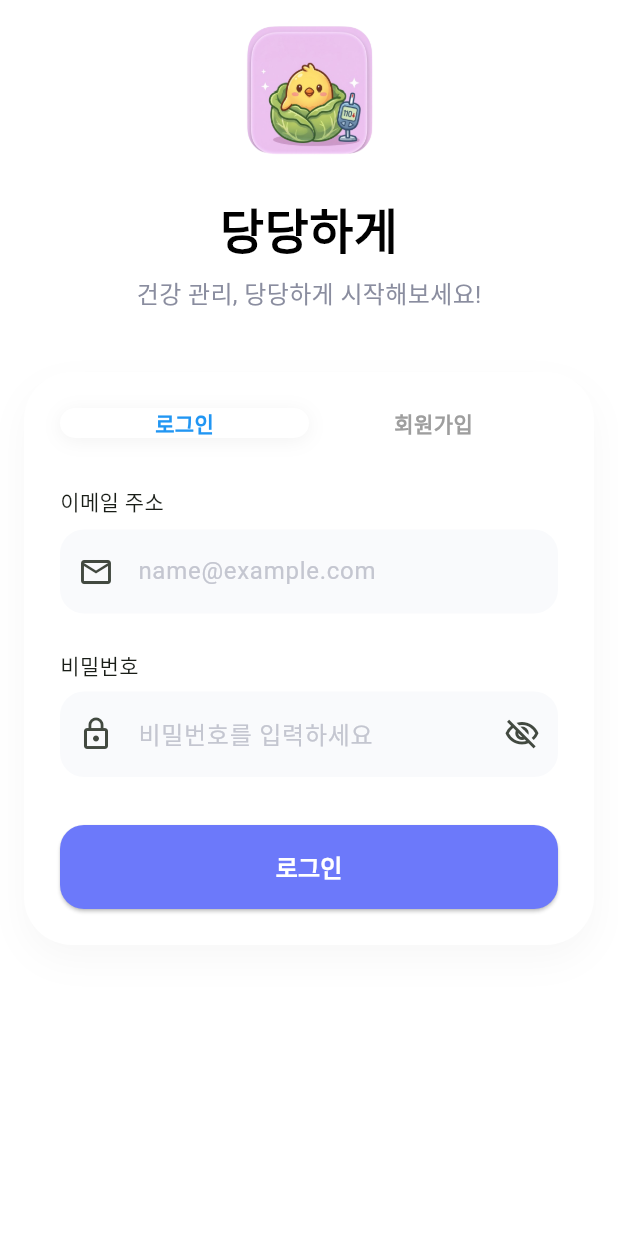
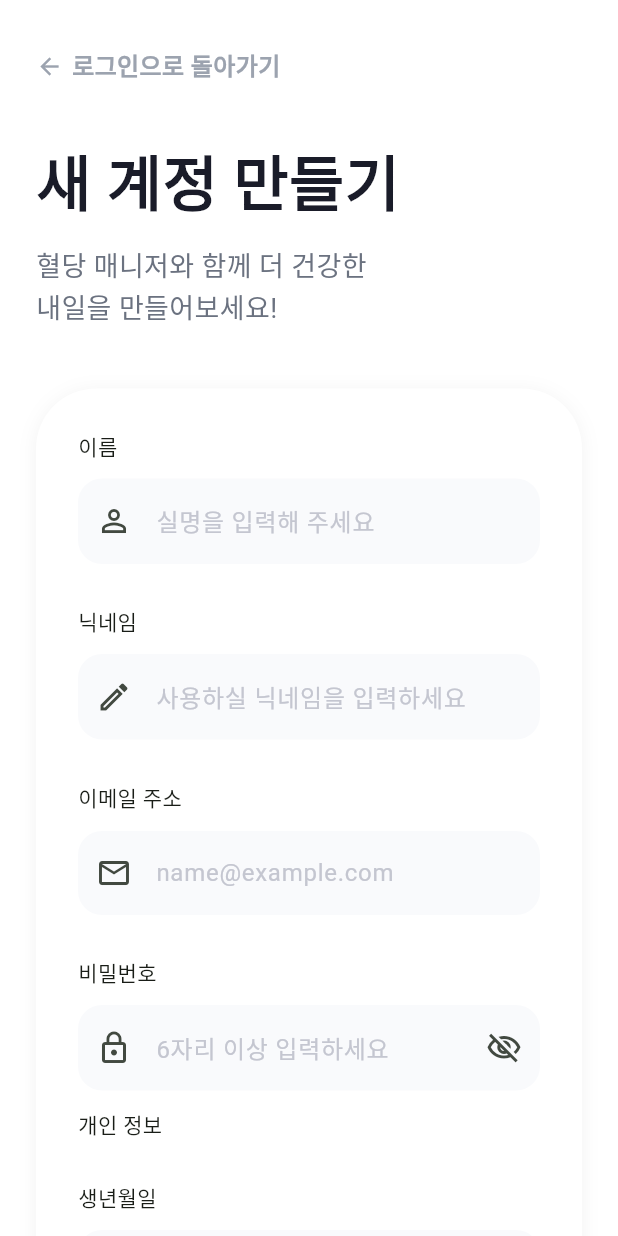
Before and after one commit to kobeay/dangdang_v2, a Flutter app: the screen it shows after launch, on a phone screen of 412 x 824 dp. Run offline on Flutter 3.47's test engine with Material 3 defaults, Android fonts, the phone set to English and light mode, and no system bars.

Commit message:
회원가입 화면 UI 초안 구현

```diff
--- /dev/null
+++ b/lib/features/auth/presentation/pages/signup_page.dart
@@ -0,0 +1,372 @@
+import 'package:flutter/material.dart';
+
+class SignupPage extends StatelessWidget {
+  const SignupPage({super.key});
+
+  @override
+  Widget build(BuildContext context) {
+    return Scaffold(
+      backgroundColor: Colors.white,
+      body: SingleChildScrollView(
+        padding: const EdgeInsets.symmetric(horizontal: 24, vertical: 32),
+        child: Column(
+          crossAxisAlignment: CrossAxisAlignment.start,
+          children: [
+            InkWell(
+              onTap: () {
+                Navigator.pop(context);
+              },
+              borderRadius: BorderRadius.circular(8),
+              child: Row(
+                mainAxisSize: MainAxisSize.min,
+                children: [
+                  const Icon(
+                    Icons.arrow_back,
+                    size: 18,
+                    color: Color(0xFF9CA3AF),
+                  ),
+                  const SizedBox(width: 6),
+                  const Text(
+                    '로그인으로 돌아가기',
+                    style: TextStyle(
+                      fontSize: 16,
+                      fontWeight: FontWeight.w600,
+                      color: Color(0xFF9CA3AF),
+                    ),
+                  ),
+                ],
+              ),
+            ),
+            const SizedBox(height: 40),
+            const Text(
+              '새 계정 만들기',
+              style: TextStyle(
+                fontSize: 40,
+                fontWeight: FontWeight.bold,
+                color: Color(0xFF1A1C29),
+                height: 1.2,
+              ),
+            ),
+            const SizedBox(height: 16),
+            const Text(
+              '혈당 매니저와 함께 더 건강한\n내일을 만들어보세요!',
+              style: TextStyle(
+                fontSize: 18,
+                color: Color(0xFF6B7280),
+                height: 1.5,
+              ),
+            ),
+            const SizedBox(height: 40),
+            Container(
+              padding: const EdgeInsets.all(28),
+              decoration: BoxDecoration(
+                color: Colors.white,
+                borderRadius: BorderRadius.circular(40),
+                boxShadow: [
+                  BoxShadow(
+                    color: Colors.black.withOpacity(0.05),
+                    blurRadius: 10,
+                    offset: const Offset(0, 2),
+                  ),
+                ],
+              ),
+              child: Column(
+                crossAxisAlignment: CrossAxisAlignment.start,
+                children: [
+                  const Text('이름'),
+                  const SizedBox(height: 12),
+                  TextFormField(
+                    decoration: InputDecoration(
+                      filled: true,
+                      fillColor: const Color(0xFFF9FAFC),
+                      prefixIcon: const Icon(Icons.person_outline),
+                      hintText: '실명을 입력해 주세요',
+                      hintStyle: const TextStyle(color: Color(0xFFC4C6D0)),
+                      border: OutlineInputBorder(
+                        borderRadius: BorderRadius.circular(16),
+                        borderSide: BorderSide.none,
+                      ),
+                    ),
+                  ),
+
+                  const SizedBox(height: 28),
+                  const Text('닉네임'),
+                  const SizedBox(height: 12),
+                  TextFormField(
+                    decoration: InputDecoration(
+                      filled: true,
+                      fillColor: const Color(0xFFF9FAFC),
+                      prefixIcon: const Icon(Icons.edit_outlined),
+                      hintText: '사용하실 닉네임을 입력하세요',
+                      hintStyle: const TextStyle(color: Color(0xFFC4C6D0)),
+                      border: OutlineInputBorder(
+                        borderRadius: BorderRadius.circular(16),
+                        borderSide: BorderSide.none,
+                      ),
+                    ),
+                  ),
+
+                  const SizedBox(height: 28),
+                  const Text('이메일 주소'),
+                  const SizedBox(height: 12),
+                  TextFormField(
+                    decoration: InputDecoration(
+                      filled: true,
+                      fillColor: const Color(0xFFF9FAFC),
+                      prefixIcon: const Icon(Icons.mail_outline),
+                      hintText: 'name@example.com',
+                      hintStyle: const TextStyle(color: Color(0xFFC4C6D0)),
+                      border: OutlineInputBorder(
+                        borderRadius: BorderRadius.circular(16),
+                        borderSide: BorderSide.none,
+                      ),
+                    ),
+                  ),
+
+                  const SizedBox(height: 28),
+                  const Text('비밀번호'),
+                  const SizedBox(height: 12),
+                  TextFormField(
+                    decoration: InputDecoration(
+                      filled: true,
+                      fillColor: const Color(0xFFF9FAFC),
+                      prefixIcon: const Icon(Icons.lock_outline),
+                      suffixIcon: const Icon(Icons.visibility_off_outlined),
+                      hintText: '6자리 이상 입력하세요',
+                      hintStyle: const TextStyle(color: Color(0xFFC4C6D0)),
+                      border: OutlineInputBorder(
+                        borderRadius: BorderRadius.circular(16),
+                        borderSide: BorderSide.none,
+                      ),
+                    ),
+                  ),
+
+                  const SizedBox(height: 12),
+                  const Text('개인 정보'),
+
+                  const SizedBox(height: 28),
+                  const Text('생년월일'),
+                  const SizedBox(height: 12),
+                  TextFormField(
+                    readOnly: true,
+                    decoration: InputDecoration(
+                      filled: true,
+                      fillColor: const Color(0xFFF9FAFC),
+                      prefixIcon: const Icon(Icons.calendar_today),
+                      hintText: '생년월일을 선택하세요',
+                      hintStyle: const TextStyle(color: Color(0xFFC4C6D0)),
+                      border: OutlineInputBorder(
+                        borderRadius: BorderRadius.circular(16),
+                        borderSide: BorderSide.none,
+                      ),
+                    ),
+                    onTap: () async {
+                      final date = await showDatePicker(
+                        context: context,
+                        initialDate: DateTime(2000),
+                        firstDate: DateTime(1900),
+                        lastDate: DateTime.now(),
+                      );
+                    },
+                  ),
+                  const SizedBox(height: 28),
+                  const Text('성별'),
+                  const SizedBox(height: 12),
+                  Container(
+                    padding: const EdgeInsets.all(10),
+                    decoration: BoxDecoration(
+                      color: Colors.white,
+                      borderRadius: BorderRadius.circular(16),
+                      boxShadow: [
+                        BoxShadow(
+                          color: Colors.black.withOpacity(0.05),
+                          blurRadius: 10,
+                          offset: const Offset(0, 2),
+                        ),
+                      ],
+                    ),
+                    child: Row(
+                      children: [
+                        Expanded(child: Center(child: const Text('남성'))),
+                        Expanded(
+                          child: GestureDetector(
+                            child: Center(child: const Text('여성')),
+                          ),
+                        ),
+                      ],
+                    ),
+                  ),
+
+                  const SizedBox(height: 28),
+                  const Text('건강 정보'),
+                  const SizedBox(height: 12),
+                  Row(
+                    crossAxisAlignment: CrossAxisAlignment.start,
+                    children: [
+                      Expanded(
+                        child: Column(
+                          crossAxisAlignment: CrossAxisAlignment.start,
+                          children: [
+                            const Text('키'),
+                            const SizedBox(height: 12),
+                            TextFormField(
+                              keyboardType: TextInputType.number,
+                              decoration: InputDecoration(
+                                filled: true,
+                                fillColor: const Color(0xFFF9FAFC),
+                                hintText: 'ex) 175',
+                                hintStyle: const TextStyle(
+                                  color: Color(0xFFC4C6D0),
+                                ),
+                                suffixText: 'cm',
+                                suffixStyle: const TextStyle(
+                                  color: Color(0xFF9CA3AF),
+                                  fontWeight: FontWeight.w600,
+                                ),
+                                border: OutlineInputBorder(
+                                  borderRadius: BorderRadius.circular(16),
+                                  borderSide: BorderSide.none,
+                                ),
+                              ),
+                            ),
+                          ],
+                        ),
+                      ),
+
+                      const SizedBox(width: 16),
+
+                      Expanded(
+                        child: Column(
+                          crossAxisAlignment: CrossAxisAlignment.start,
+                          children: [
+                            const Text('몸무게'),
+                            const SizedBox(height: 12),
+                            TextFormField(
+                              keyboardType: TextInputType.number,
+                              decoration: InputDecoration(
+                                filled: true,
+                                fillColor: const Color(0xFFF9FAFC),
+                                hintText: 'ex) 70',
+                                hintStyle: const TextStyle(
+                                  color: Color(0xFFC4C6D0),
+                                ),
+                                suffixText: 'kg',
+                                border: OutlineInputBorder(
+                                  borderRadius: BorderRadius.circular(16),
+                                  borderSide: BorderSide.none,
+                                ),
+                              ),
+                            ),
+                          ],
+                        ),
+                      ),
+                    ],
+                  ),
+
+                  const SizedBox(height: 28),
+                  const Text('당뇨 유형'),
+                  const SizedBox(height: 12),
+                  Row(
+                    children: [
+                      Expanded(
+                        child: InkWell(
+                          child: Container(
+                            height: 45,
+                            alignment: Alignment.center,
+                            decoration: BoxDecoration(
+                              color: Colors.white,
+                              borderRadius: BorderRadius.circular(22),
+                              border: Border.all(
+                                color: const Color(0xFFE5E7EB),
+                                width: 1,
+                              ),
+                            ),
+                            child: const Text('1형'),
+                          ),
+                        ),
+                      ),
+                      const SizedBox(width: 5),
+                      Expanded(
+                        child: InkWell(
+                          child: Container(
+                            height: 45,
+                            alignment: Alignment.center,
+                            decoration: BoxDecoration(
+                              color: Colors.white,
+                              borderRadius: BorderRadius.circular(22),
+                              border: Border.all(
+                                color: const Color(0xFFE5E7EB),
+                                width: 1,
+                              ),
+                            ),
+                            child: const Text('2형'),
+                          ),
+                        ),
+                      ),
+                      const SizedBox(width: 5),
+                      Expanded(
+                        child: InkWell(
+                          child: Container(
+                            height: 45,
+                            alignment: Alignment.center,
+                            decoration: BoxDecoration(
+                              color: Colors.white,
+                              borderRadius: BorderRadius.circular(22),
+                              border: Border.all(
+                                color: const Color(0xFFE5E7EB),
+                                width: 1,
+                              ),
+                            ),
+                            child: const Text('임신성'),
+                          ),
+                        ),
+                      ),
+                      const SizedBox(width: 5),
+                      Expanded(
+                        child: InkWell(
+                          child: Container(
+                            height: 45,
+                            alignment: Alignment.center,
+                            decoration: BoxDecoration(
+                              color: Colors.white,
+                              borderRadius: BorderRadius.circular(22),
+                              border: Border.all(
+                                color: const Color(0xFFE5E7EB),
+                                width: 1,
+                              ),
+                            ),
+                            child: const Text('전단계'),
+                          ),
+                        ),
+                      ),
+                    ],
+                  ),
+                  const SizedBox(height: 40),
+                  InkWell(
+                    child: Container(
+                      width: double.infinity,
+                      height: 56,
+                      alignment: Alignment.center,
+                      decoration: BoxDecoration(
+                        color: const Color(0xFF6C79FA),
+                        borderRadius: BorderRadius.circular(16),
+                      ),
+                      child: const Text(
+                        '회원가입 완료',
+                        style: TextStyle(
+                          fontSize: 16,
+                          fontWeight: FontWeight.bold,
+                          color: Colors.white,
+                        ),
+                      ),
+                    ),
+                  ),
+                ],
+              ),
+            ),
+          ],
+        ),
+      ),
+    );
+  }
+}
--- a/lib/main.dart
+++ b/lib/main.dart
@@ -1,5 +1,6 @@
 import 'package:flutter/material.dart';
 import './features/auth/presentation/pages/login_page.dart';
+import './features/auth/presentation/pages/signup_page.dart';
 
 void main() {
   runApp(const MyApp());
@@ -17,7 +18,8 @@ class MyApp extends StatelessWidget {
         colorScheme: ColorScheme.fromSeed(seedColor: Colors.green),
         useMaterial3: true,
       ),
-      home: const LoginPage(),
+      // home: const LoginPage(),
+      home: const SignupPage(),
     );
   }
 }
```
